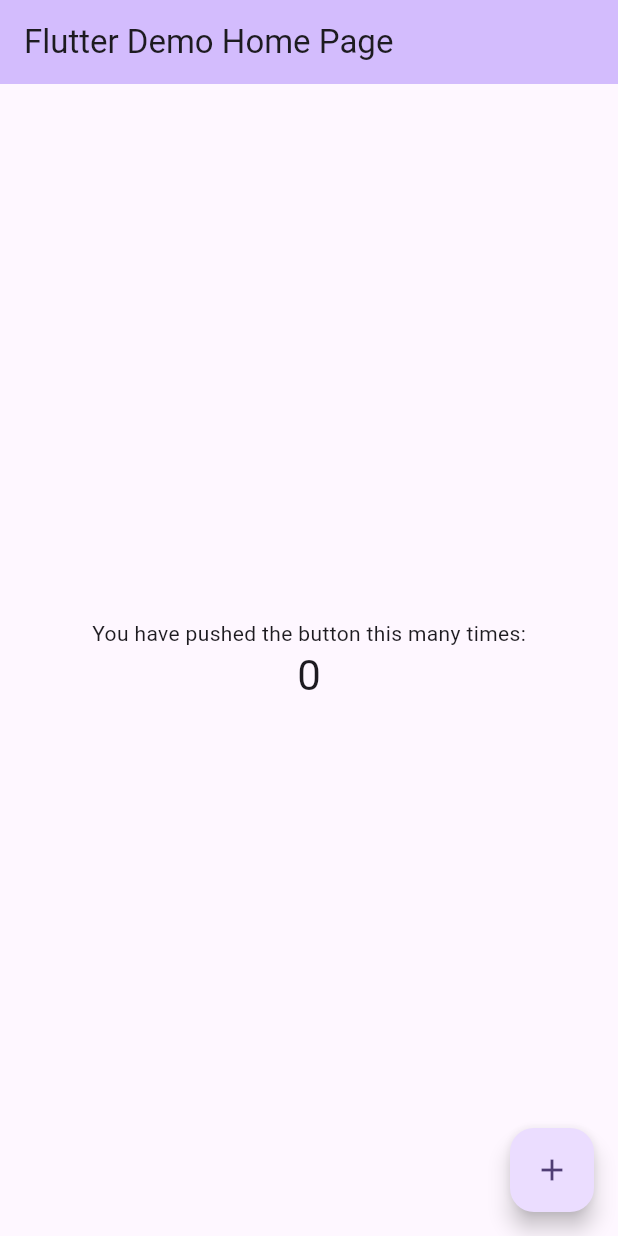
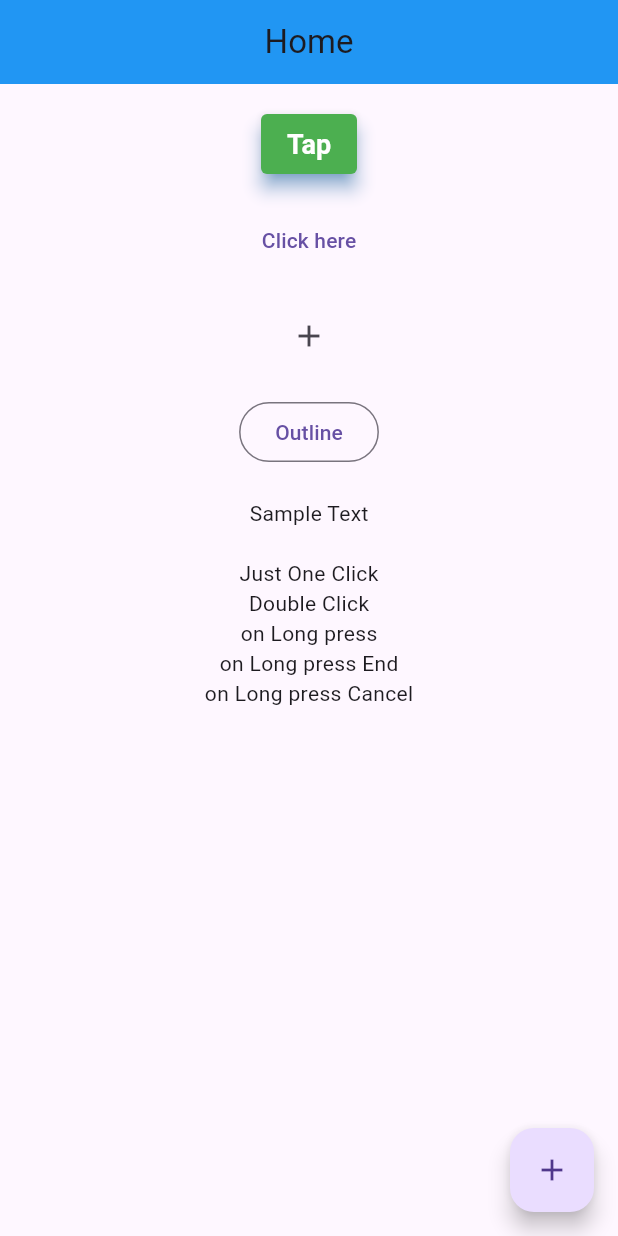
Before and after one commit to wahiduzzamanbappy/flutter_project, a Flutter app: the screen it shows after launch, on a phone screen of 412 x 824 dp. Run offline on Flutter 3.47's test engine with Material 3 defaults, Android fonts, the phone set to English and light mode, and no system bars.

Commit message:
Code added

```diff
--- /dev/null
+++ b/lib/On_Class.dart
@@ -0,0 +1,136 @@
+import 'package:flutter/material.dart';
+
+// Image(asset, network), Column, Row
+
+void main() {
+  runApp(HelloWorldApp());
+}
+
+class HelloWorldApp extends StatelessWidget {
+  @override
+  Widget build(BuildContext context) {
+    return MaterialApp(
+      debugShowCheckedModeBanner: true,
+      title: 'Hello World App',
+      home: Home(),
+    );
+  }
+}
+
+class Home extends StatelessWidget {
+  const Home({super.key});
+
+  @override
+  Widget build(BuildContext context) {
+    return Scaffold(
+      appBar: AppBar(
+        title: Text('Home'),
+        backgroundColor: Colors.green,
+      ),
+      body: Center(
+        child: Column(
+          crossAxisAlignment: CrossAxisAlignment.center,
+          children: [
+            SizedBox(height: 100),
+            ElevatedButton(
+              style: ElevatedButton.styleFrom(
+                backgroundColor: Colors.red,
+                foregroundColor: Colors.white,
+                textStyle: TextStyle(fontSize: 18, fontWeight: FontWeight.w800),
+                padding: EdgeInsets.symmetric(horizontal: 48, vertical: 16),
+                shadowColor: Colors.amber,
+                elevation: 5,
+                shape: RoundedRectangleBorder(
+                  borderRadius: BorderRadius.circular(4),
+                  // side: BorderSide(color: Colors.green, width: 4)
+                ),
+                side: BorderSide(color: Colors.green, width: 4),
+                minimumSize: Size(100, 40),
+                // maximumSize: Size(300, 100),
+              ),
+              onPressed: () {
+                showDialog(
+                  barrierColor: Colors.green,
+                  barrierDismissible: false,
+                  context: context,
+                  builder: (context) {
+                    return AlertDialog(
+                      title: Text('Delete'),
+                      content: Text('Are you sure?'),
+                      actions: [
+                        TextButton(onPressed: () {}, child: Text('No')),
+                        TextButton(onPressed: () {}, child: Text('Yes')),
+                      ],
+                    );
+                  },
+                );
+              },
+              child: Text('Tap'),
+            ),
+            SizedBox(height: 16),
+            TextButton(
+              style: TextButton.styleFrom(),
+              onPressed: () {
+                print('Tapped text button');
+              },
+              child: Text('Tap here'),
+            ),
+            SizedBox(height: 16),
+            IconButton(
+              style: IconButton.styleFrom(),
+              onPressed: () {
+                print('Tapped text button');
+              },
+              icon: Icon(Icons.add),
+            ),
+            SizedBox(height: 16),
+            OutlinedButton(
+              style: OutlinedButton.styleFrom(),
+              onPressed: () {
+                print('Tapped text button');
+              },
+              child: Text('Click here'),
+            ),
+            SizedBox(height: 16),
+            GestureDetector(
+              onTap: () {
+                print('Just one click');
+              },
+              onDoubleTap: () {
+                print('Double tapped');
+              },
+              onLongPress: () {
+                print('On long press');
+              },
+              onLongPressCancel: () {
+                print('On long press cancel');
+              },
+              onLongPressEnd: (details) {
+                print('On long press end');
+              },
+              child: Column(
+                children: [
+                  Text('Simple Text'),
+                  Text('Simple Text'),
+                  Text('Simple Text'),
+                  Text('Simple Text'),
+                ],
+              ),
+            ),
+            InkWell(
+              splashColor: Colors.green,
+              onTap: () {
+                print('Ink well');
+              },
+              child: Text('Behave like button'),
+            )
+          ],
+        ),
+      ),
+      floatingActionButton: FloatingActionButton(
+        onPressed: () {},
+        child: Icon(Icons.add),
+      ),
+    );
+  }
+}
--- a/lib/main.dart
+++ b/lib/main.dart
@@ -7,64 +7,140 @@
 class MyApp extends StatelessWidget {
   const MyApp({super.key});
 
-  // This widget is the root of your application.
   @override
   Widget build(BuildContext context) {
     return MaterialApp(
+      debugShowCheckedModeBanner: false,
       title: 'Flutter Demo',
-      theme: ThemeData(
-        colorScheme: ColorScheme.fromSeed(seedColor: Colors.deepPurple),
-        useMaterial3: true,
-      ),
-      home: const MyHomePage(title: 'Flutter Demo Home Page'),
+      home: Home(),
     );
   }
 }
 
-class MyHomePage extends StatefulWidget {
-  const MyHomePage({super.key, required this.title});
-
-  final String title;
-
-  @override
-  State<MyHomePage> createState() => _MyHomePageState();
-}
-
-class _MyHomePageState extends State<MyHomePage> {
-  int _counter = 0;
-
-  void _incrementCounter() {
-    setState(() {
-      _counter++;
-    });
-  }
+class Home extends StatelessWidget {
+  const Home({super.key});
 
   @override
   Widget build(BuildContext context) {
     return Scaffold(
       appBar: AppBar(
-        backgroundColor: Theme.of(context).colorScheme.inversePrimary,
-        title: Text(widget.title),
+        title: const Text('Home'),
+        backgroundColor: Colors.blue,
+        centerTitle: true,
       ),
       body: Center(
         child: Column(
-          mainAxisAlignment: MainAxisAlignment.center,
-          children: <Widget>[
-            const Text(
-              'You have pushed the button this many times:',
+          crossAxisAlignment: CrossAxisAlignment.center,
+          children: [
+            const SizedBox(
+              height: 16,
             ),
-            Text(
-              '$_counter',
-              style: Theme.of(context).textTheme.headlineMedium,
+            ElevatedButton(
+              style: ElevatedButton.styleFrom(
+                  backgroundColor: Colors.green,
+                  foregroundColor: Colors.white,
+                  textStyle:
+                      TextStyle(fontWeight: FontWeight.w600, fontSize: 18),
+                  padding: EdgeInsets.fromLTRB(5, 5, 5, 5),
+                  shadowColor: Colors.blue,
+                  elevation: 5,
+                  shape: RoundedRectangleBorder(
+                    borderRadius: BorderRadius.circular(4),
+                  )),
+              onPressed: () {
+                showDialog(
+                  barrierColor: Colors.green,
+                  barrierDismissible: false,
+                  context: context,
+                  builder: (context) {
+                    return AlertDialog(
+                      //title: Text('Delete'),
+                      content: const Text('Anonna is My Wife!'),
+                      actions: [
+                        TextButton(onPressed: () {}, child: const Text('No')),
+                        TextButton(onPressed: () {}, child: const Text('Yes')),
+                      ],
+                    );
+                  },
+                );
+              },
+              child: const Text('Tap'),
+            ),
+            const SizedBox(
+              height: 16,
+            ),
+            TextButton(
+              onPressed: () {
+                print('Text Button');
+              },
+              child: Text('Click here'),
+            ),
+            const SizedBox(
+              height: 16,
+            ),
+            IconButton(
+              onPressed: () {
+                print('Icon Button');
+              },
+              icon: Icon(Icons.add),
+            ),
+            const SizedBox(height: 16),
+            OutlinedButton(
+              onPressed: () {
+                print('Outlined Button');
+              },
+              child: Text('Outline'),
+            ),
+            const SizedBox(
+              height: 20,
+            ),
+            InkWell(
+              onTap: () {
+                print('Inkwell');
+              },
+              child: Text('Sample Text'),
+            ),
+            const SizedBox(
+              height: 20,
+            ),
+            GestureDetector(
+              onTap: (){
+                print('Just One Click');
+              },
+
+              onDoubleTap: (){
+                print('Double Click');
+              },
+              onLongPress: (){
+                print('on Long press');
+              },
+              onLongPressEnd: (details) {
+                print('on Long press End');
+              },onLongPressCancel: (){
+                print('on Long press Cancel');
+              },
+              child: const Column(
+                children: [
+                  Text('Just One Click'),
+                  Text('Double Click'),
+                  Text('on Long press'),
+                  Text('on Long press End'),
+                  Text('on Long press Cancel'),
+                ],
+              ),
+            ),
+            const SizedBox(
+              height: 16,
             ),
           ],
         ),
       ),
       floatingActionButton: FloatingActionButton(
-        onPressed: _incrementCounter,
-        tooltip: 'Increment',
-        child: const Icon(Icons.add),
-      ), // This trailing comma makes auto-formatting nicer for build methods.
+        onPressed: () {
+          print('Floating Action Button');
+        },
+        child: Icon(Icons.add),
+      ),
     );
   }
 }
```
